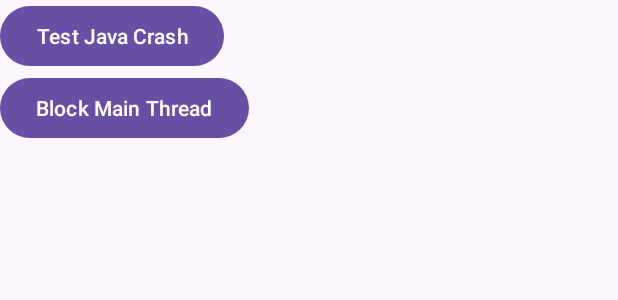
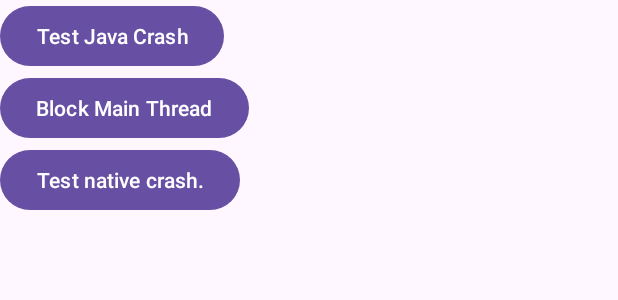
Before and after one commit to Tans5/tApm, an Android app: the layout main_activity.xml on its own in the app's theme, with its tools: preview values and no code run, on a phone screen of 412 x 824 dp. Shown: the top 300 px of the screen. Run offline under Robolectric (Android 15) with nearby library versions, the phone set to English and light mode, and no system bars; network calls fail.

Commit message:
[feat] Add test native crash.

```diff
--- a/demo/src/main/res/layout/main_activity.xml
+++ b/demo/src/main/res/layout/main_activity.xml
@@ -20,4 +20,12 @@
         app:layout_constraintStart_toStartOf="parent"
         app:layout_constraintTop_toBottomOf="@id/test_java_crash_bt" />
 
+    <Button
+        android:id="@+id/test_native_crash_bt"
+        android:layout_width="wrap_content"
+        android:layout_height="wrap_content"
+        android:text="Test native crash."
+        app:layout_constraintStart_toStartOf="parent"
+        app:layout_constraintTop_toBottomOf="@id/block_main_thread_bt"/>
+
 </androidx.constraintlayout.widget.ConstraintLayout>
--- a/tapm-core/src/main/java/com/tans/tapm/monitors/JavaCrashMonitor.kt
+++ b/tapm-core/src/main/java/com/tans/tapm/monitors/JavaCrashMonitor.kt
@@ -62,6 +62,10 @@ class JavaCrashMonitor : AbsMonitor<JavaCrash>(Long.MAX_VALUE) {
         tApmLog.e(TAG, "JavaCrashMonitor stopped.")
     }
 
+    fun testJavaCrash() {
+        error("Test java crash.")
+    }
+
     companion object {
         private const val TAG = "JavaCrashMonitor"
     }
--- a/tapm-core/src/main/java/com/tans/tapm/monitors/NativeCrashMonitor.kt
+++ b/tapm-core/src/main/java/com/tans/tapm/monitors/NativeCrashMonitor.kt
@@ -48,10 +48,11 @@ class NativeCrashMonitor : AbsMonitor<NativeCrash>(Long.MAX_VALUE) {
         }
     }
 
+    external fun testNativeCrash()
+
     private external fun registerNativeCrashMonitorNative(crashFileDir: String): Long
 
     private external fun unregisterNativeCrashMonitorNative(nativePtr: Long)
-
 
     companion object {
         private const val TAG = "NativeCrashMonitor"
```
Also changed, not shown: demo/src/main/java/com/tans/tapm/demo/MainActivity.kt (+6 -1 lines), 2 other files.
